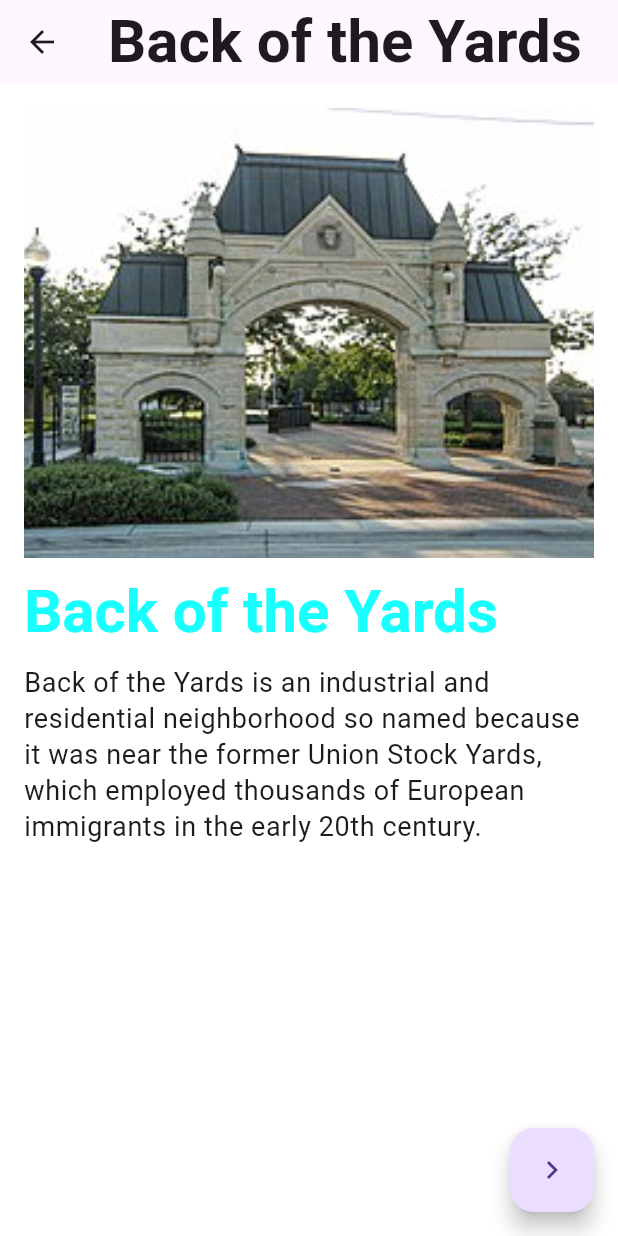
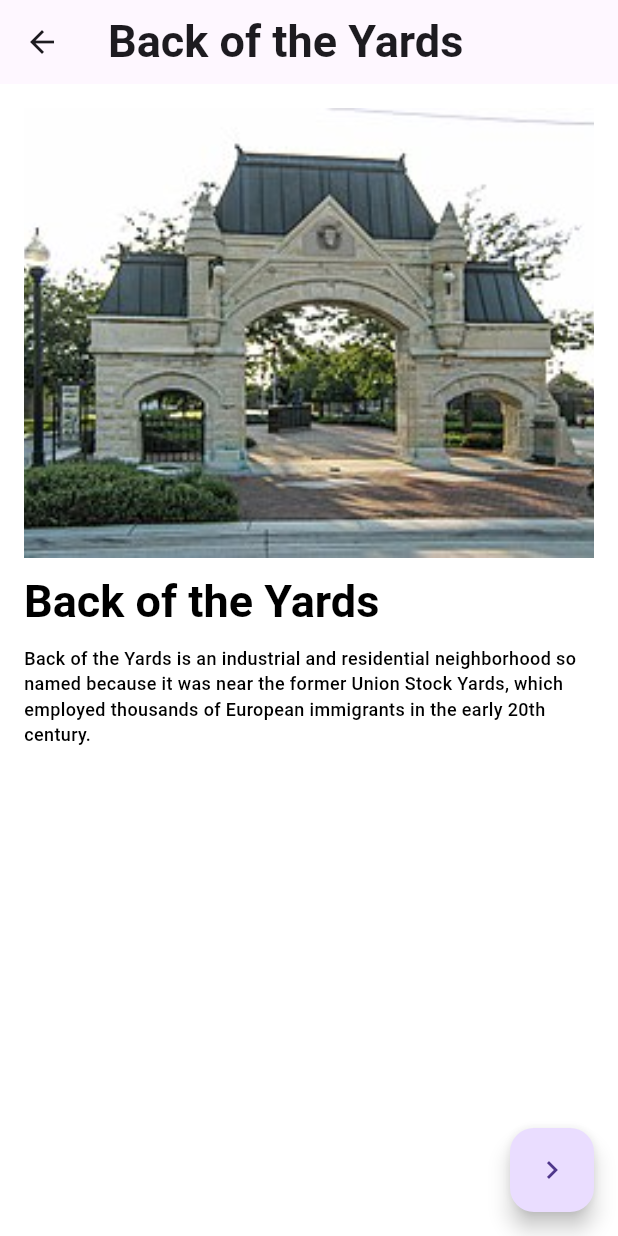
Before and after one commit to MhamzaRafeeq/chicago_visiting_app, a Flutter app: the screen it shows after launch, after a tap on "Back of the Yards", on a phone screen of 412 x 824 dp. Run offline on Flutter 3.47's test engine with Material 3 defaults, Android fonts, the phone set to English and light mode, and no system bars.

Commit message:
managed text sizes and themes as well as added animation

```diff
--- a/lib/pages/details.dart
+++ b/lib/pages/details.dart
@@ -37,11 +37,14 @@ class _ItemDetailsState extends State<ItemDetails> {
           crossAxisAlignment: CrossAxisAlignment.start,
           children: [
             if (images.isNotEmpty)
-              Image.asset(
+              Hero(
+                tag: images[index],
+                child: Image.asset(
                   images[index], // Ensure safe access
                   width: MediaQuery.of(context).size.width,
                   height: 300,
                   fit: BoxFit.cover,
+                ),
               )
             else
               Container(height: 300, color: Colors.grey), // Placeholder if no images
@@ -55,9 +58,17 @@ class _ItemDetailsState extends State<ItemDetails> {
 
             SizedBox(height: 10),
 
+            Container(
+              child: SingleChildScrollView(
+                child: Column(
+                  children: [
                     Text(
                       descriptions.isNotEmpty ? descriptions[index] : "No description available",
-              style: Theme.of(context).textTheme.bodySmall,
+                      style: Theme.of(context).textTheme.bodyMedium,
+                    ),
+                  ],
+                ),
+              ),
             ),
           ],
         ),
--- a/lib/pages/home.dart
+++ b/lib/pages/home.dart
@@ -32,7 +32,7 @@ class _HomeScreenState extends State<HomeScreen> with TickerProviderStateMixin {
       decoration: BoxDecoration(
         borderRadius: BorderRadius.circular(20),
       ),
-      child: Text(text),
+      child: Text(text, style: Theme.of(context).textTheme.bodyMedium),
     );
   }
   Widget _tabBarPageItem({required List<Place> items, required PlaceCategory category}){
@@ -100,7 +100,7 @@ class _HomeScreenState extends State<HomeScreen> with TickerProviderStateMixin {
                 padding: const EdgeInsets.fromLTRB(24, 110, 24, 0),
                 child: Text(
                   'Welcome to Chicago',
-                  style: AppTheme.lightTheme.textTheme.titleLarge,
+                  style: AppTheme.lightTheme.textTheme.titleLarge!.copyWith(color:Theme.of(context).primaryColor ),
                 ),
               ),
               Expanded(
@@ -139,7 +139,7 @@ class _HomeScreenState extends State<HomeScreen> with TickerProviderStateMixin {
                               ),
                             ],
                           ),
-                          indicatorSize: TabBarIndicatorSize.label,
+                          indicatorSize: TabBarIndicatorSize.tab,
                           controller: tabBarController,
                           tabs: [
                             Tab(
--- a/lib/theme/theme.dart
+++ b/lib/theme/theme.dart
@@ -2,11 +2,17 @@ import 'package:flutter/material.dart';
 
 class AppTheme {
   static ThemeData lightTheme = ThemeData(
-    primaryColor: Colors.blue,
+    primaryColor: Colors.cyanAccent,
     scaffoldBackgroundColor: Colors.white,
     textTheme: TextTheme(
-      titleLarge: TextStyle(fontSize: 40, fontWeight: FontWeight.bold, color: Colors.cyanAccent),
-      bodySmall: TextStyle(fontSize: 18),
+      bodySmall: TextStyle(fontSize: 10, fontWeight: FontWeight.w400, color: Colors.black),
+      bodyMedium: TextStyle(fontSize: 12, fontWeight: FontWeight.w500, color: Colors.black),
+      bodyLarge: TextStyle(fontSize: 14,fontWeight: FontWeight.w500, color: Colors.black),
+      titleSmall: TextStyle(fontSize: 16, fontWeight: FontWeight.w600, color: Colors.black),
+      titleMedium: TextStyle(fontSize: 18, fontWeight: FontWeight.w600, color: Colors.black),
+      titleLarge: TextStyle(fontSize: 30, fontWeight: FontWeight.w600, color: Colors.black),
+      // titleLarge: TextStyle(fontSize: 40, fontWeight: FontWeight.bold, color: Colors.cyanAccent),
+      // bodySmall: TextStyle(fontSize: 18),
     ),
   );
 }
```
Lines whose indentation alone changed are shown as unchanged.
